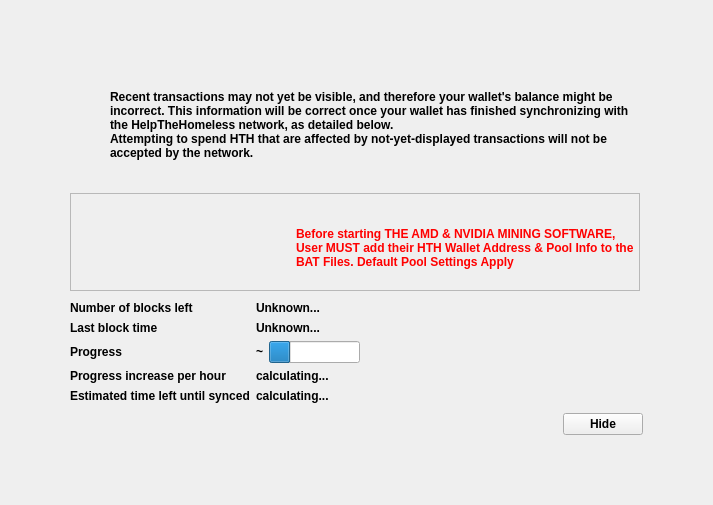
Before: the Qt Designer form src/qt/forms/modaloverlay.ui in HTHcoin/helpthehomelesscoin, drawn with Qt 5.
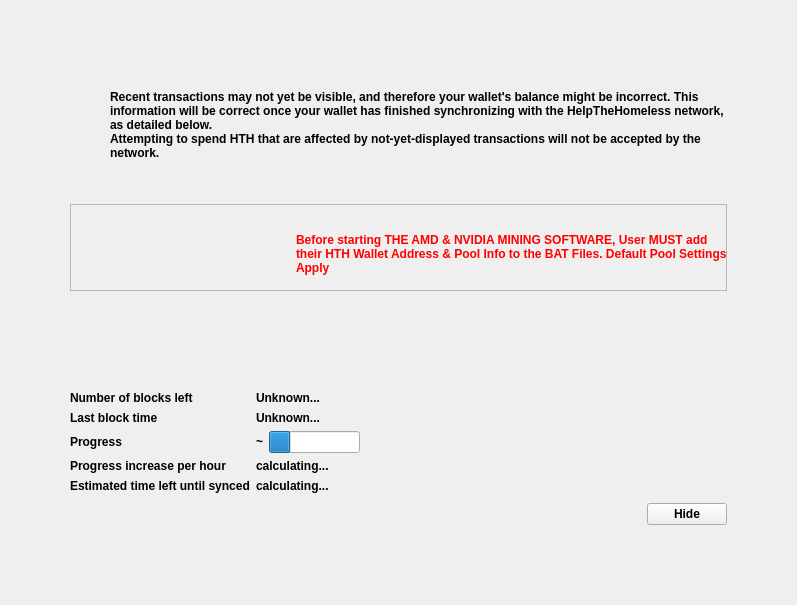
After: the same form once the commit is applied. Icons and pictures are not drawn. Custom widgets are drawn as their Qt base class.

The edit to the form file:
```diff
--- a/src/qt/forms/modaloverlay.ui
+++ b/src/qt/forms/modaloverlay.ui
@@ -6,8 +6,8 @@
    <rect>
     <x>0</x>
     <y>0</y>
-    <width>713</width>
-    <height>505</height>
+    <width>797</width>
+    <height>605</height>
    </rect>
   </property>
   <property name="windowTitle">
@@ -55,7 +55,7 @@
         <property name="styleSheet">
          <string notr="true"/>
         </property>
-        <layout class="QVBoxLayout" name="verticalLayoutSub" stretch="1,0,0,0,0">
+        <layout class="QVBoxLayout" name="verticalLayoutSub" stretch="1,0,0,0,0,0">
          <property name="spacing">
           <number>0</number>
          </property>
@@ -180,15 +180,15 @@
          <item>
           <widget class="QFrame" name="frame">
            <property name="sizePolicy">
-            <sizepolicy hsizetype="Fixed" vsizetype="Fixed">
+            <sizepolicy hsizetype="Maximum" vsizetype="Maximum">
              <horstretch>0</horstretch>
              <verstretch>0</verstretch>
             </sizepolicy>
            </property>
            <property name="minimumSize">
             <size>
-             <width>570</width>
-             <height>98</height>
+             <width>657</width>
+             <height>87</height>
             </size>
            </property>
            <property name="frameShape">
@@ -202,8 +202,8 @@
              <rect>
               <x>0</x>
               <y>0</y>
-              <width>571</width>
-              <height>91</height>
+              <width>661</width>
+              <height>81</height>
              </rect>
             </property>
             <layout class="QHBoxLayout" name="horizontalLayoutIconText_2" stretch="0,0,1">
@@ -280,6 +280,12 @@
                </property>
                <item>
                 <widget class="QLabel" name="infoText_2">
+                 <property name="minimumSize">
+                  <size>
+                   <width>0</width>
+                   <height>0</height>
+                  </size>
+                 </property>
                  <property name="styleSheet">
                   <string notr="true">color: red;</string>
                  </property>
@@ -300,6 +306,22 @@
            </widget>
           </widget>
          </item>
+         <item>
+          <spacer name="verticalSpacer_2">
+           <property name="orientation">
+            <enum>Qt::Vertical</enum>
+           </property>
+           <property name="sizeType">
+            <enum>QSizePolicy::Fixed</enum>
+           </property>
+           <property name="sizeHint" stdset="0">
+            <size>
+             <width>20</width>
+             <height>90</height>
+            </size>
+           </property>
+          </spacer>
+         </item>
          <item>
           <layout class="QFormLayout" name="formLayout">
            <property name="fieldGrowthPolicy">
@@ -473,10 +495,13 @@
              <property name="orientation">
               <enum>Qt::Vertical</enum>
              </property>
+             <property name="sizeType">
+              <enum>QSizePolicy::Fixed</enum>
+             </property>
              <property name="sizeHint" stdset="0">
               <size>
                <width>20</width>
-               <height>40</height>
+               <height>10</height>
               </size>
              </property>
             </spacer>
```
